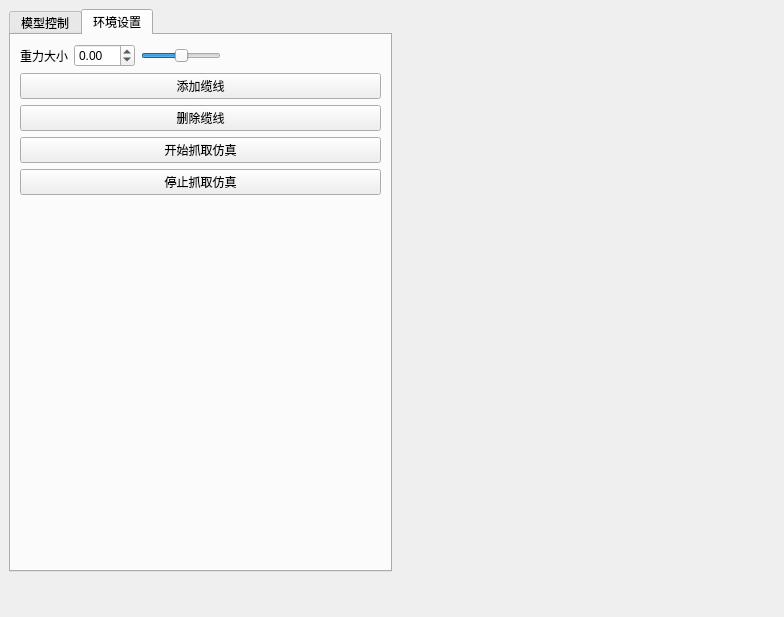
unishuai/softSim, file ui/MainWindow.ui: the form before one commit.
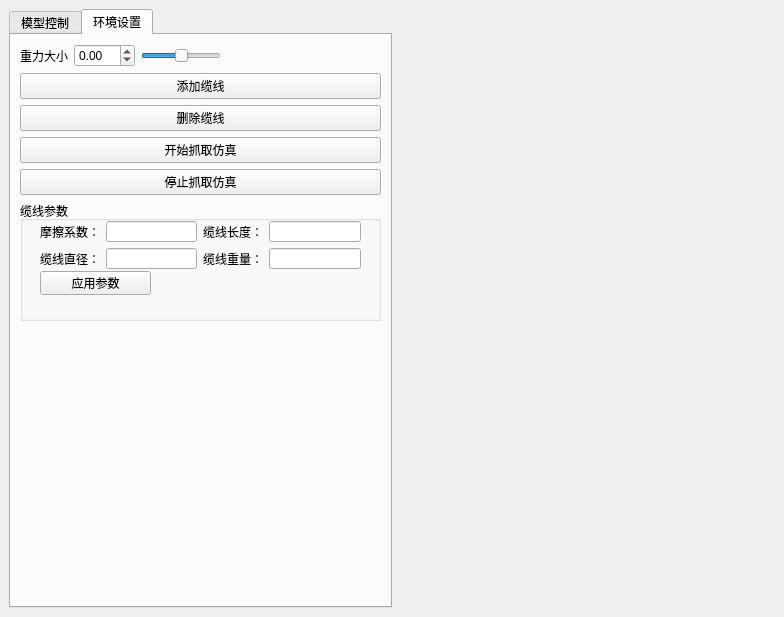
The form after the commit. Icons and pictures are not drawn.

Commit message: 增添了对缆线摩擦力、缆线长度、缆线直径、缆线质量的界面控件，和参数的逻辑，界面功能暂时还没有实现

What changed in the file:
```diff
--- a/ui/MainWindow.ui
+++ b/ui/MainWindow.ui
@@ -558,6 +558,90 @@
             </property>
            </widget>
           </item>
+          <item>
+           <widget class="QGroupBox" name="groupBox_3">
+            <property name="sizePolicy">
+             <sizepolicy hsizetype="Preferred" vsizetype="Preferred">
+              <horstretch>0</horstretch>
+              <verstretch>2</verstretch>
+             </sizepolicy>
+            </property>
+            <property name="minimumSize">
+             <size>
+              <width>60</width>
+              <height>120</height>
+             </size>
+            </property>
+            <property name="title">
+             <string>缆线参数</string>
+            </property>
+            <widget class="QPushButton" name="btn_applyCableParam">
+             <property name="geometry">
+              <rect>
+               <x>20</x>
+               <y>70</y>
+               <width>111</width>
+               <height>24</height>
+              </rect>
+             </property>
+             <property name="text">
+              <string>应用参数</string>
+             </property>
+            </widget>
+            <widget class="QWidget" name="layoutWidget">
+             <property name="geometry">
+              <rect>
+               <x>20</x>
+               <y>20</y>
+               <width>321</width>
+               <height>48</height>
+              </rect>
+             </property>
+             <layout class="QGridLayout" name="gridLayout_3">
+              <item row="0" column="0">
+               <widget class="QLabel" name="label_12">
+                <property name="text">
+                 <string>摩擦系数：</string>
+                </property>
+               </widget>
+              </item>
+              <item row="0" column="1">
+               <widget class="QLineEdit" name="le_cableFriction"/>
+              </item>
+              <item row="0" column="2">
+               <widget class="QLabel" name="label_13">
+                <property name="text">
+                 <string>缆线长度：</string>
+                </property>
+               </widget>
+              </item>
+              <item row="0" column="3">
+               <widget class="QLineEdit" name="le_cableLen"/>
+              </item>
+              <item row="1" column="0">
+               <widget class="QLabel" name="label_15">
+                <property name="text">
+                 <string>缆线直径：</string>
+                </property>
+               </widget>
+              </item>
+              <item row="1" column="1">
+               <widget class="QLineEdit" name="le_cableDiameter"/>
+              </item>
+              <item row="1" column="2">
+               <widget class="QLabel" name="label_14">
+                <property name="text">
+                 <string>缆线重量：</string>
+                </property>
+               </widget>
+              </item>
+              <item row="1" column="3">
+               <widget class="QLineEdit" name="le_cableMass"/>
+              </item>
+             </layout>
+            </widget>
+           </widget>
+          </item>
           <item>
            <spacer name="verticalSpacer">
             <property name="orientation">
```
The commit also changes 6 other files.
